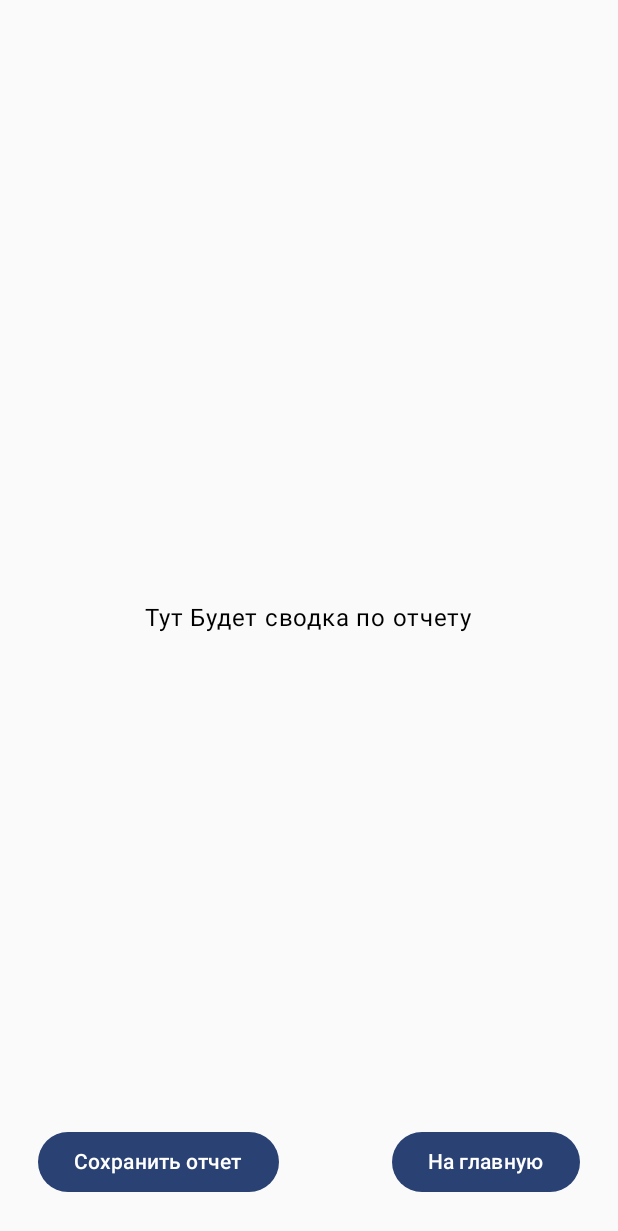
After one commit to MrFlop0/SafetyAlert, an Android app built with Jetpack Compose: the SummaryScreen screen opened through its navigation route, on a phone screen of 412 x 824 dp. The commit adds this screen. Shown: the top 1231 px of the screen. Run offline under Robolectric (Android 15) with nearby library versions, the phone set to English and light mode, and no system bars; libraries missing offline, so code that uses them is left out: androidx.camera.core, androidx.camera.lifecycle, androidx.camera.view.

Commit message:
added some screens and beep sound

```diff
--- a/app/src/main/java/alex/kaplenkov/safetyalert/MainActivity.kt
+++ b/app/src/main/java/alex/kaplenkov/safetyalert/MainActivity.kt
@@ -5,6 +5,7 @@ import alex.kaplenkov.safetyalert.presentation.ui.LoginScreen
 import alex.kaplenkov.safetyalert.presentation.ui.MainScreen
 import alex.kaplenkov.safetyalert.presentation.ui.RegisterScreen
 import alex.kaplenkov.safetyalert.presentation.ui.SettingScreen
+import alex.kaplenkov.safetyalert.presentation.ui.SummaryScreen
 import alex.kaplenkov.safetyalert.ui.theme.SafetyAlertTheme
 import android.os.Bundle
 import androidx.activity.ComponentActivity
@@ -44,6 +45,9 @@ class MainActivity : ComponentActivity() {
                     composable<CameraScreen> {
                         CameraScreen(navController)
                     }
+                    composable<SummaryScreen> {
+                        SummaryScreen(navController)
+                    }
                 }
 
             }
--- a/app/src/main/java/alex/kaplenkov/safetyalert/presentation/ui/MainScreen.kt
+++ b/app/src/main/java/alex/kaplenkov/safetyalert/presentation/ui/MainScreen.kt
@@ -65,7 +65,8 @@ fun MainScreen(controller: NavHostController) {
             .padding(25.dp),
     ) {
         Text(
-            modifier = Modifier.align(Alignment.TopCenter),
+            modifier = Modifier.align(Alignment.TopCenter)
+                .padding(top = 25.dp),
             text = "SafetyAlert",
             fontSize = 20.sp,
             fontWeight = FontWeight.Bold,
--- /dev/null
+++ b/app/src/main/java/alex/kaplenkov/safetyalert/presentation/ui/SummaryScreen.kt
@@ -0,0 +1,47 @@
+package alex.kaplenkov.safetyalert.presentation.ui
+
+import androidx.compose.foundation.layout.Arrangement
+import androidx.compose.foundation.layout.Box
+import androidx.compose.foundation.layout.Row
+import androidx.compose.foundation.layout.fillMaxSize
+import androidx.compose.foundation.layout.fillMaxWidth
+import androidx.compose.foundation.layout.padding
+import androidx.compose.material3.Button
+import androidx.compose.material3.Text
+import androidx.compose.runtime.Composable
+import androidx.compose.ui.Alignment
+import androidx.compose.ui.Modifier
+import androidx.compose.ui.unit.dp
+import androidx.navigation.NavController
+import kotlinx.serialization.Serializable
+
+@Composable
+fun SummaryScreen(navController: NavController) {
+    Box(modifier = Modifier.fillMaxSize()) {
+        Text(
+            modifier = Modifier.align(Alignment.Center),
+            text = "Тут Будет сводка по отчету"
+        )
+        Row(
+            modifier = Modifier
+                .fillMaxWidth()
+                .align(Alignment.BottomCenter)
+                .padding(25.dp),
+            horizontalArrangement = Arrangement.SpaceBetween
+        ) {
+            Button(
+                onClick = { navController.navigate(MainScreen) },
+            ) {
+                Text("Сохранить отчет")
+            }
+            Button(
+                onClick = { navController.navigate(MainScreen) },
+            ) {
+                Text("На главную")
+            }
+        }
+    }
+}
+
+@Serializable
+object SummaryScreen
--- a/app/src/main/java/alex/kaplenkov/safetyalert/presentation/ui/common/TextField.kt
+++ b/app/src/main/java/alex/kaplenkov/safetyalert/presentation/ui/common/TextField.kt
@@ -31,6 +31,8 @@ fun CommonTextField(
         maxLines = 1,
         singleLine = true,
         colors = TextFieldDefaults.outlinedTextFieldColors(
+            focusedTextColor = Color.Black,
+            unfocusedTextColor = Color.Black,
             focusedBorderColor = SecondaryBlue,
             cursorColor = Color.Black
         ),
```
Also changed, not shown: app/src/main/java/alex/kaplenkov/safetyalert/data/FrameAnalyzer.kt (+16 -5 lines), app/src/main/java/alex/kaplenkov/safetyalert/presentation/ui/CameraScreen.kt (+30 -4 lines), 1 other file.
